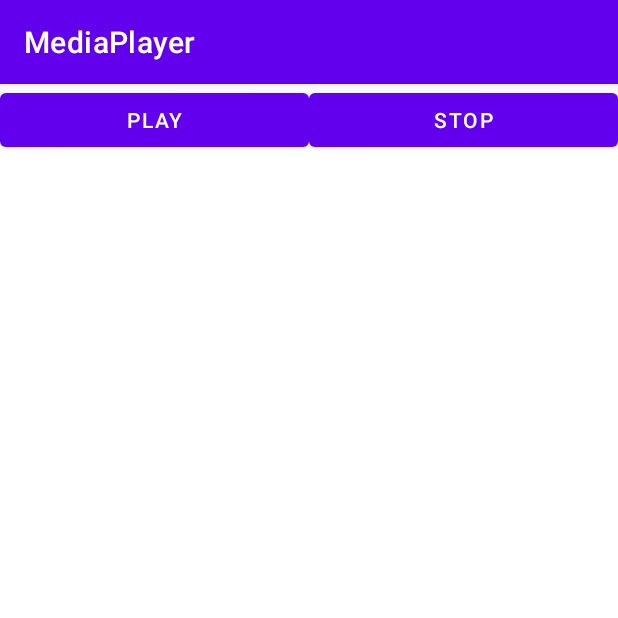
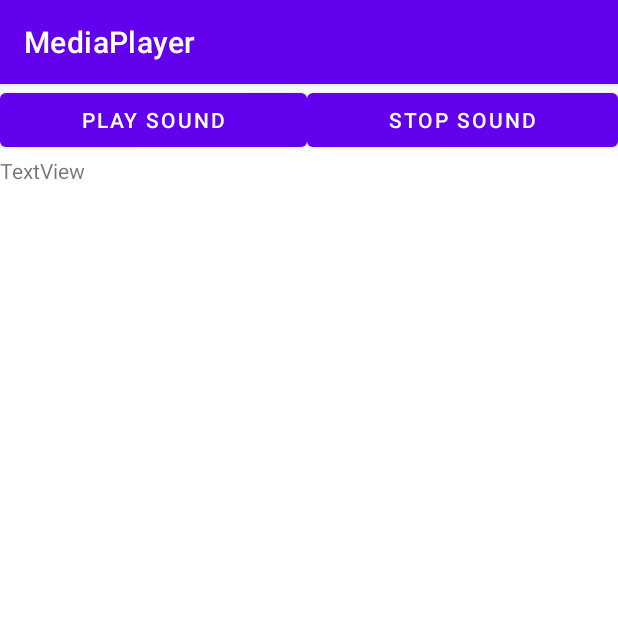
Before and after one commit to scottbing/SB-BSSD5250-HW10.1, an Android app: the screen it shows after launch (MainActivity), on a phone screen of 412 x 824 dp, the top half of it. Run offline under Robolectric (Android 15) with nearby library versions, the phone set to English and light mode, and no system bars.

Commit message:
Hwk10.1
Hwk10.1

```diff
--- a/MediaPlayer/app/src/main/res/layout/fragment_audio.xml
+++ b/MediaPlayer/app/src/main/res/layout/fragment_audio.xml
@@ -3,6 +3,12 @@
     xmlns:tools="http://schemas.android.com/tools"
     android:layout_width="match_parent"
     android:layout_height="match_parent"
+    android:orientation="vertical"
+    tools:context=".AudioFragment">
+
+    <LinearLayout
+        android:layout_width="match_parent"
+        android:layout_height="wrap_content"
         android:orientation="horizontal"
         tools:context=".AudioFragment">
 
@@ -11,13 +17,32 @@
             android:layout_width="wrap_content"
             android:layout_height="wrap_content"
             android:layout_weight="1"
-        android:text="Play" />
+            android:text="Play Sound" />
 
         <Button
             android:id="@+id/stop_button"
             android:layout_width="wrap_content"
             android:layout_height="wrap_content"
             android:layout_weight="1"
-        android:text="Stop" />
+            android:text="Stop Sound" />
 
     </LinearLayout>
+
+    <LinearLayout
+        android:layout_width="match_parent"
+        android:layout_height="wrap_content"
+        android:orientation="horizontal"
+        tools:context=".AudioFragment">
+
+        <TextView
+            android:id="@+id/textView2"
+            android:layout_width="match_parent"
+            android:layout_height="match_parent"
+            android:layout_weight="1"
+            android:text="TextView" />
+
+    </LinearLayout>
+
+
+
+</LinearLayout>
```
Lines whose indentation alone changed are shown as unchanged.
